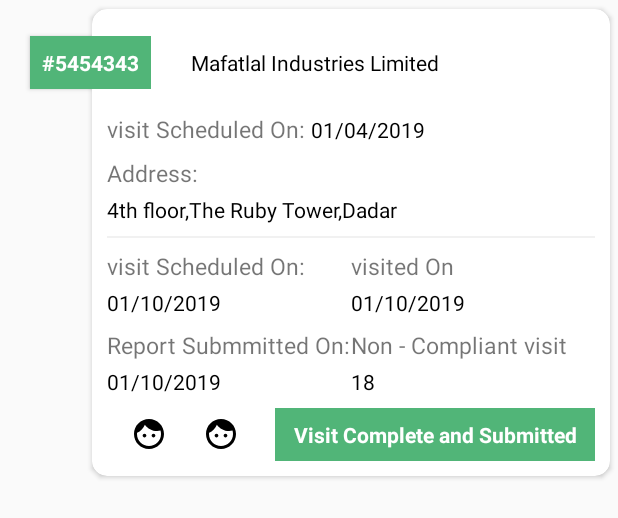
After one commit to Deadshot619/MPCB, an Android app: the layout item_visit.xml on its own in the app's theme, with its tools: preview values and no code run, on a phone screen of 412 x 824 dp. The commit adds this screen. Shown: the top 518 px of the screen. Run offline under Robolectric (Android 15) with nearby library versions, the phone set to English and light mode, and no system bars.

Commit message:
visit list item UI added

```diff
--- /dev/null
+++ b/app/src/main/res/layout/item_visit.xml
@@ -0,0 +1,199 @@
+<?xml version="1.0" encoding="utf-8"?>
+<layout xmlns:android="http://schemas.android.com/apk/res/android"
+        xmlns:app="http://schemas.android.com/apk/res-auto">
+    <androidx.constraintlayout.widget.ConstraintLayout
+            android:layout_width="match_parent"
+            android:layout_height="wrap_content">
+
+        <androidx.cardview.widget.CardView
+                app:cardCornerRadius="10dp"
+                app:cardElevation="2dp"
+                android:layout_marginLeft="56dp"
+                app:cardUseCompatPadding="true"
+                android:background="@android:color/white"
+                app:layout_constraintLeft_toLeftOf="parent"
+                app:layout_constraintRight_toRightOf="parent"
+                app:layout_constraintTop_toTopOf="parent"
+                android:layout_width="match_parent"
+                android:layout_height="wrap_content"
+                android:layout_marginStart="56dp">
+
+            <LinearLayout
+                    android:layout_margin="10dp"
+                    android:layout_width="match_parent"
+                    android:layout_height="wrap_content"
+                    android:orientation="vertical">
+
+                <androidx.appcompat.widget.AppCompatTextView
+                        android:layout_width="wrap_content"
+                        android:layout_height="wrap_content"
+                        android:layout_marginTop="16dp"
+                        android:textColor="@android:color/black"
+                        android:layout_marginLeft="56dp"
+                        android:text="Mafatlal Industries Limited"/>
+
+                <LinearLayout
+                        android:layout_width="wrap_content"
+                        android:layout_marginTop="24dp"
+                        android:layout_height="wrap_content"
+                        android:orientation="horizontal">
+                    <androidx.appcompat.widget.AppCompatTextView
+                            android:layout_width="wrap_content"
+                            android:layout_height="wrap_content"
+                            android:textSize="15sp"
+                            android:text="visit Scheduled On: "/>
+
+                    <androidx.appcompat.widget.AppCompatTextView
+                            android:layout_width="wrap_content"
+                            android:layout_height="wrap_content"
+                            android:textColor="@android:color/black"
+                            android:text="01/04/2019"/>
+
+                </LinearLayout>
+
+                <androidx.appcompat.widget.AppCompatTextView
+                        android:layout_width="wrap_content"
+                        android:layout_height="wrap_content"
+                        android:textSize="15sp"
+                        android:layout_marginTop="8dp"
+                        android:text="Address:"/>
+
+                <androidx.appcompat.widget.AppCompatTextView
+                        android:layout_width="wrap_content"
+                        android:layout_height="wrap_content"
+                        android:layout_marginTop="4dp"
+                        android:textColor="@android:color/black"
+                        android:text="4th floor,The Ruby Tower,Dadar"/>
+
+                <View
+                        android:layout_width="match_parent"
+                        android:layout_height="1dp"
+                        android:layout_marginTop="8dp"
+                        android:background="@color/bg_grey"/>
+
+                <LinearLayout
+                        android:layout_marginTop="8dp"
+                        android:layout_width="match_parent"
+                        android:layout_height="wrap_content"
+                        android:orientation="horizontal">
+                    <LinearLayout
+                            android:layout_width="0dp"
+                            android:layout_weight="1"
+                            android:layout_height="wrap_content"
+                            android:orientation="vertical">
+
+                        <androidx.appcompat.widget.AppCompatTextView
+                                android:layout_width="wrap_content"
+                                android:layout_height="wrap_content"
+                                android:textSize="15sp"
+                                android:text="visit Scheduled On: "/>
+
+                        <androidx.appcompat.widget.AppCompatTextView
+                                android:layout_width="wrap_content"
+                                android:layout_height="wrap_content"
+                                android:layout_marginTop="4dp"
+                                android:textColor="@android:color/black"
+                                android:text="01/10/2019"/>
+
+                        <androidx.appcompat.widget.AppCompatTextView
+                                android:layout_width="wrap_content"
+                                android:layout_height="wrap_content"
+                                android:textSize="15sp"
+                                android:layout_marginTop="8dp"
+                                android:text="Report Submmitted On: "/>
+
+                        <androidx.appcompat.widget.AppCompatTextView
+                                android:layout_width="wrap_content"
+                                android:layout_height="wrap_content"
+                                android:textColor="@android:color/black"
+                                android:layout_marginTop="4dp"
+                                android:text="01/10/2019"/>
+                    </LinearLayout>
+
+                    <LinearLayout
+                            android:layout_width="0dp"
+                            android:layout_weight="1"
+                            android:layout_height="wrap_content"
+                            android:orientation="vertical">
+
+                        <androidx.appcompat.widget.AppCompatTextView
+                                android:layout_width="wrap_content"
+                                android:layout_height="wrap_content"
+                                android:textSize="15sp"
+                                android:text="visited On"/>
+
+                        <androidx.appcompat.widget.AppCompatTextView
+                                android:layout_width="wrap_content"
+                                android:layout_marginTop="4dp"
+                                android:layout_height="wrap_content"
+                                android:textColor="@android:color/black"
+                                android:text="01/10/2019"/>
+
+                        <androidx.appcompat.widget.AppCompatTextView
+                                android:layout_width="wrap_content"
+                                android:layout_height="wrap_content"
+                                android:textSize="15sp"
+                                android:layout_marginTop="8dp"
+                                android:text="Non - Compliant visit"/>
+
+                        <androidx.appcompat.widget.AppCompatTextView
+                                android:layout_width="wrap_content"
+                                android:layout_height="wrap_content"
+                                android:layout_marginTop="4dp"
+                                android:textColor="@android:color/black"
+                                android:text="18"/>
+                    </LinearLayout>
+                </LinearLayout>
+
+                <LinearLayout
+                        android:layout_marginTop="8dp"
+                        android:layout_width="match_parent"
+                        android:layout_height="wrap_content"
+                        android:gravity="center_vertical"
+                        android:orientation="horizontal">
+
+                    <androidx.appcompat.widget.AppCompatImageView
+                            android:layout_width="wrap_content"
+                            android:layout_marginLeft="16dp"
+                            android:layout_height="wrap_content"
+                            android:src="@drawable/ic_face"
+                            android:layout_marginStart="16dp"/>
+
+                    <androidx.appcompat.widget.AppCompatImageView
+                            android:layout_width="wrap_content"
+                            android:layout_marginLeft="24dp"
+                            android:layout_height="wrap_content"
+                            android:src="@drawable/ic_face"/>
+
+                    <androidx.appcompat.widget.AppCompatTextView
+                            android:layout_width="match_parent"
+                            android:layout_height="wrap_content"
+                            android:padding="8dp"
+                            android:gravity="center_horizontal"
+                            android:layout_marginLeft="24dp"
+                            android:textStyle="bold"
+                            android:background="@color/green"
+                            android:textColor="@android:color/white"
+                            android:text="Visit Complete and Submitted"/>
+                </LinearLayout>
+
+            </LinearLayout>
+        </androidx.cardview.widget.CardView>
+
+
+        <androidx.appcompat.widget.AppCompatTextView
+                android:layout_width="wrap_content"
+                android:padding="8dp"
+                app:layout_constraintStart_toStartOf="parent"
+                app:layout_constraintTop_toTopOf="parent"
+                android:layout_height="wrap_content"
+                android:layout_marginLeft="20dp"
+                android:layout_marginTop="24dp"
+                android:background="@color/green"
+                android:text="#5454343"
+                android:elevation="2dp"
+                android:textStyle="bold"
+                android:textColor="@android:color/white"
+                android:layout_marginStart="20dp"/>
+    </androidx.constraintlayout.widget.ConstraintLayout>
+</layout>
--- a/app/src/main/res/values/colors.xml
+++ b/app/src/main/res/values/colors.xml
@@ -4,6 +4,12 @@
     <color name="colorPrimaryDark">#00574B</color>
     <color name="colorAccent">#D81B60</color>
 
+
+    <color name="white">#FFFEFE</color>
+    <color name="green">#51b578</color>
+    <color name="colorBtn">#51b578</color>
+
+
     <color name="bg_grey">#F1F1F1</color>
     <color name="toolbar_text">#787878</color>
 
--- a/app/src/main/res/values/strings.xml
+++ b/app/src/main/res/values/strings.xml
@@ -1,6 +1,4 @@
 <resources>
     <string name="app_name">MPCB</string>
 
-    <!-- TODO: Remove or change this placeholder text -->
-    <string name="hello_blank_fragment">Hello blank fragment</string>
 </resources>
```
